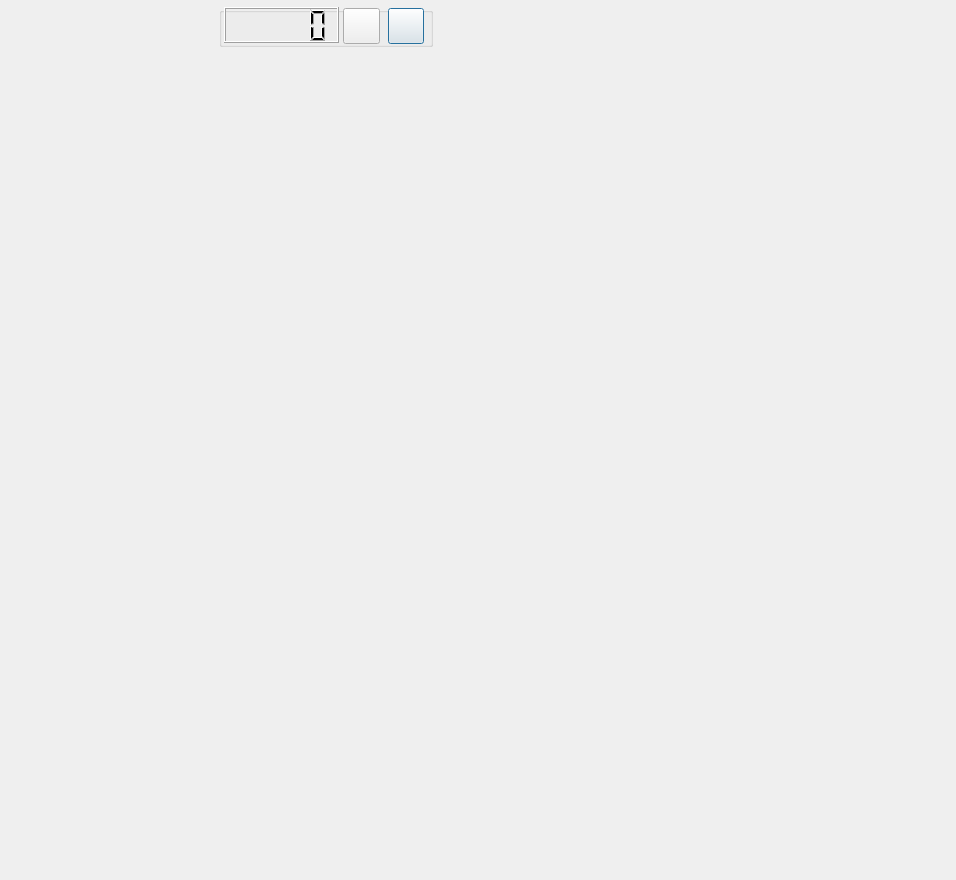
Old version of the form radiolog_viewer.ui in the repository ncssar/radiolog_viewer.
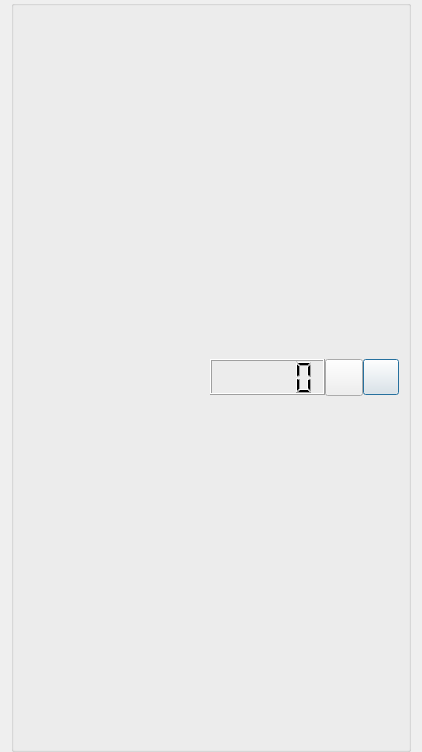
New version of the form. Icons and pictures are not drawn.

```diff
--- a/radiolog_viewer.ui
+++ b/radiolog_viewer.ui
@@ -6,8 +6,8 @@
    <rect>
     <x>0</x>
     <y>0</y>
-    <width>956</width>
-    <height>880</height>
+    <width>422</width>
+    <height>752</height>
    </rect>
   </property>
   <property name="windowTitle">
@@ -16,107 +16,68 @@
   <property name="styleSheet">
    <string notr="true"/>
   </property>
-  <widget class="QWidget" name="gridLayoutWidget">
-   <property name="geometry">
-    <rect>
-     <x>218</x>
-     <y>102</y>
-     <width>597</width>
-     <height>689</height>
-    </rect>
-   </property>
-   <layout class="QGridLayout" name="gridLayout">
+  <layout class="QVBoxLayout" name="verticalLayout" stretch="0,1">
     <property name="spacing">
-     <number>2</number>
-    </property>
-   </layout>
-  </widget>
-  <widget class="QWidget" name="">
-   <property name="geometry">
-    <rect>
-     <x>219</x>
-     <y>4</y>
-     <width>214</width>
-     <height>46</height>
-    </rect>
+    <number>0</number>
+   </property>
+   <property name="topMargin">
+    <number>0</number>
    </property>
-   <layout class="QHBoxLayout" name="horizontalLayout">
+   <property name="bottomMargin">
+    <number>0</number>
+   </property>
     <item>
      <widget class="QGroupBox" name="groupBox">
-      <property name="enabled">
-       <bool>true</bool>
-      </property>
-      <property name="sizePolicy">
-       <sizepolicy hsizetype="Preferred" vsizetype="Maximum">
-        <horstretch>0</horstretch>
-        <verstretch>0</verstretch>
-       </sizepolicy>
-      </property>
-      <property name="maximumSize">
-       <size>
-        <width>16777215</width>
-        <height>40</height>
-       </size>
-      </property>
       <property name="title">
        <string/>
       </property>
-      <property name="flat">
-       <bool>false</bool>
+     <layout class="QHBoxLayout" name="horizontalLayout_2">
+      <property name="spacing">
+       <number>0</number>
       </property>
-      <property name="checkable">
-       <bool>false</bool>
+      <property name="topMargin">
+       <number>0</number>
       </property>
-      <widget class="QPushButton" name="rescanButton">
-       <property name="geometry">
-        <rect>
-         <x>169</x>
-         <y>1</y>
-         <width>36</width>
-         <height>36</height>
-        </rect>
-       </property>
+      <property name="bottomMargin">
+       <number>0</number>
+      </property>
+      <item>
+       <spacer name="horizontalSpacer">
+        <property name="orientation">
+         <enum>Qt::Horizontal</enum>
+        </property>
+        <property name="sizeHint" stdset="0">
+         <size>
+          <width>365</width>
+          <height>41</height>
+         </size>
+        </property>
+       </spacer>
+      </item>
+      <item>
+       <widget class="QLCDNumber" name="clock">
        <property name="sizePolicy">
-        <sizepolicy hsizetype="Fixed" vsizetype="Fixed">
+         <sizepolicy hsizetype="Fixed" vsizetype="Minimum">
          <horstretch>0</horstretch>
          <verstretch>0</verstretch>
         </sizepolicy>
        </property>
+        <property name="minimumSize">
+         <size>
+          <width>115</width>
+          <height>36</height>
+         </size>
+        </property>
        <property name="maximumSize">
         <size>
-         <width>36</width>
+          <width>16777215</width>
          <height>36</height>
         </size>
        </property>
-       <property name="baseSize">
-        <size>
-         <width>36</width>
-         <height>36</height>
-        </size>
-       </property>
-       <property name="text">
-        <string/>
-       </property>
-       <property name="icon">
-        <iconset resource="radiolog_viewer.qrc">
-         <normaloff>:/radiolog_viewer_ui/reload-icon.png</normaloff>:/radiolog_viewer_ui/reload-icon.png</iconset>
-       </property>
-       <property name="iconSize">
-        <size>
-         <width>30</width>
-         <height>30</height>
-        </size>
-       </property>
-      </widget>
+       </widget>
+      </item>
+      <item>
       <widget class="QToolButton" name="optionsButton">
-       <property name="geometry">
-        <rect>
-         <x>124</x>
-         <y>1</y>
-         <width>37</width>
-         <height>36</height>
-        </rect>
-       </property>
        <property name="sizePolicy">
         <sizepolicy hsizetype="Fixed" vsizetype="Fixed">
          <horstretch>0</horstretch>
@@ -143,45 +104,53 @@
         <string>F2</string>
        </property>
       </widget>
-      <widget class="QLCDNumber" name="clock">
-       <property name="geometry">
-        <rect>
-         <x>5</x>
-         <y>0</y>
-         <width>115</width>
-         <height>36</height>
-        </rect>
-       </property>
+      </item>
+      <item>
+       <widget class="QPushButton" name="rescanButton">
        <property name="sizePolicy">
-        <sizepolicy hsizetype="Fixed" vsizetype="Minimum">
+         <sizepolicy hsizetype="Fixed" vsizetype="Fixed">
          <horstretch>0</horstretch>
          <verstretch>0</verstretch>
         </sizepolicy>
        </property>
-       <property name="minimumSize">
-        <size>
-         <width>115</width>
-         <height>36</height>
-        </size>
-       </property>
        <property name="maximumSize">
         <size>
-         <width>16777215</width>
+          <width>36</width>
          <height>36</height>
         </size>
        </property>
-      </widget>
-     </widget>
+        <property name="baseSize">
+         <size>
+          <width>36</width>
+          <height>36</height>
+         </size>
+        </property>
+        <property name="text">
+         <string/>
+        </property>
+        <property name="icon">
+         <iconset resource="radiolog_viewer.qrc">
+          <normaloff>:/radiolog_viewer_ui/reload-icon.png</normaloff>:/radiolog_viewer_ui/reload-icon.png</iconset>
+        </property>
+        <property name="iconSize">
+         <size>
+          <width>30</width>
+          <height>30</height>
+         </size>
+        </property>
+       </widget>
     </item>
    </layout>
   </widget>
-  <zorder>horizontalLayoutWidget</zorder>
-  <zorder>lineEdit</zorder>
-  <zorder>groupBox</zorder>
-  <zorder>horizontalSpacer</zorder>
-  <zorder>dockWidget</zorder>
-  <zorder>dockWidget</zorder>
-  <zorder>gridLayoutWidget</zorder>
+   </item>
+   <item>
+    <layout class="QGridLayout" name="gridLayout">
+     <property name="horizontalSpacing">
+      <number>2</number>
+     </property>
+    </layout>
+   </item>
+  </layout>
  </widget>
  <resources>
   <include location="radiolog_viewer.qrc"/>
```
Lines whose indentation alone changed are shown as unchanged.
